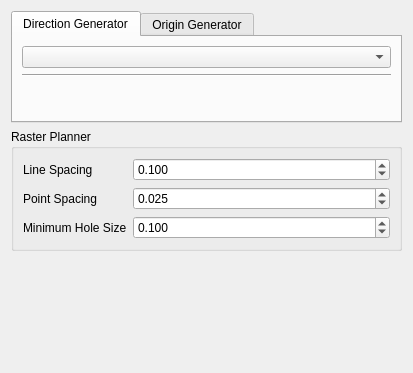
Above: noether_gui/src/widgets/tool_path_planners/raster/raster_planner_widget.ui from ros-industrial/noether before the change. Below: the same form after it.
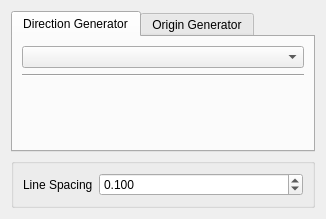
That is the form after the change. Custom widgets are drawn as their Qt base class.

Commit message:
Updated definition of raster planner base class (#364)
* Moved point spacing and min hole size from raster planner base class definition into plane slicer raster planner

* Updated raster planner UIs based on changes to noether_tpp class definitions

Patch:
```diff
--- a/noether_gui/src/widgets/tool_path_planners/raster/raster_planner_widget.ui
+++ b/noether_gui/src/widgets/tool_path_planners/raster/raster_planner_widget.ui
@@ -6,14 +6,14 @@
    <rect>
     <x>0</x>
     <y>0</y>
-    <width>413</width>
-    <height>373</height>
+    <width>326</width>
+    <height>219</height>
    </rect>
   </property>
   <property name="windowTitle">
    <string>Form</string>
   </property>
-  <layout class="QVBoxLayout" name="verticalLayout_4">
+  <layout class="QVBoxLayout" name="verticalLayout">
    <item>
     <widget class="QTabWidget" name="tabWidget">
      <property name="currentIndex">
@@ -70,19 +70,11 @@
     </widget>
    </item>
    <item>
-    <widget class="QGroupBox" name="group_box_raster_planner">
-     <property name="sizePolicy">
-      <sizepolicy hsizetype="Preferred" vsizetype="Preferred">
-       <horstretch>0</horstretch>
-       <verstretch>0</verstretch>
-      </sizepolicy>
-     </property>
+    <widget class="QGroupBox" name="groupBox">
      <property name="title">
-      <string>Raster Planner</string>
+      <string/>
      </property>
-     <layout class="QVBoxLayout" name="verticalLayout">
-      <item>
-       <layout class="QFormLayout" name="form_layout">
+     <layout class="QFormLayout" name="formLayout">
         <item row="0" column="0">
          <widget class="QLabel" name="label_line_spacing">
           <property name="toolTip">
@@ -109,76 +101,9 @@
           </property>
          </widget>
         </item>
-        <item row="1" column="1">
-         <widget class="noether::DistanceDoubleSpinBox" name="double_spin_box_point_spacing">
-          <property name="decimals">
-           <number>3</number>
-          </property>
-          <property name="minimum">
-           <double>0.000000000000000</double>
-          </property>
-          <property name="maximum">
-           <double>100.000000000000000</double>
-          </property>
-          <property name="value">
-           <double>0.025000000000000</double>
-          </property>
-         </widget>
-        </item>
-        <item row="1" column="0">
-         <widget class="QLabel" name="label_point_spacing">
-          <property name="toolTip">
-           <string>&lt;html&gt;&lt;head/&gt;&lt;body&gt;&lt;p&gt;Distance between tool path waypoints on a raster line&lt;/p&gt;&lt;/body&gt;&lt;/html&gt;</string>
-          </property>
-          <property name="text">
-           <string>Point Spacing</string>
-          </property>
-         </widget>
-        </item>
-        <item row="2" column="0">
-         <widget class="QLabel" name="label_min_hole_size">
-          <property name="toolTip">
-           <string>&lt;html&gt;&lt;head/&gt;&lt;body&gt;&lt;p&gt;The size of the smallest hole that the tool path planner should not jump over&lt;/p&gt;&lt;/body&gt;&lt;/html&gt;</string>
-          </property>
-          <property name="text">
-           <string>Minimum Hole Size</string>
-          </property>
-         </widget>
-        </item>
-        <item row="2" column="1">
-         <widget class="noether::DistanceDoubleSpinBox" name="double_spin_box_minimum_hole_size">
-          <property name="decimals">
-           <number>3</number>
-          </property>
-          <property name="minimum">
-           <double>0.000000000000000</double>
-          </property>
-          <property name="maximum">
-           <double>100.000000000000000</double>
-          </property>
-          <property name="value">
-           <double>0.100000000000000</double>
-          </property>
-         </widget>
-        </item>
-       </layout>
-      </item>
-     </layout>
+     </layout>
     </widget>
    </item>
-   <item>
-    <spacer name="verticalSpacer">
-     <property name="orientation">
-      <enum>Qt::Vertical</enum>
-     </property>
-     <property name="sizeHint" stdset="0">
-      <size>
-       <width>20</width>
-       <height>40</height>
-      </size>
-     </property>
-    </spacer>
-   </item>
   </layout>
  </widget>
  <customwidgets>
```
Left out of the diff: 6 changed lines with no effect on the pictures. Lines whose indentation alone changed are shown as unchanged. The commit also changes 9 other files.
